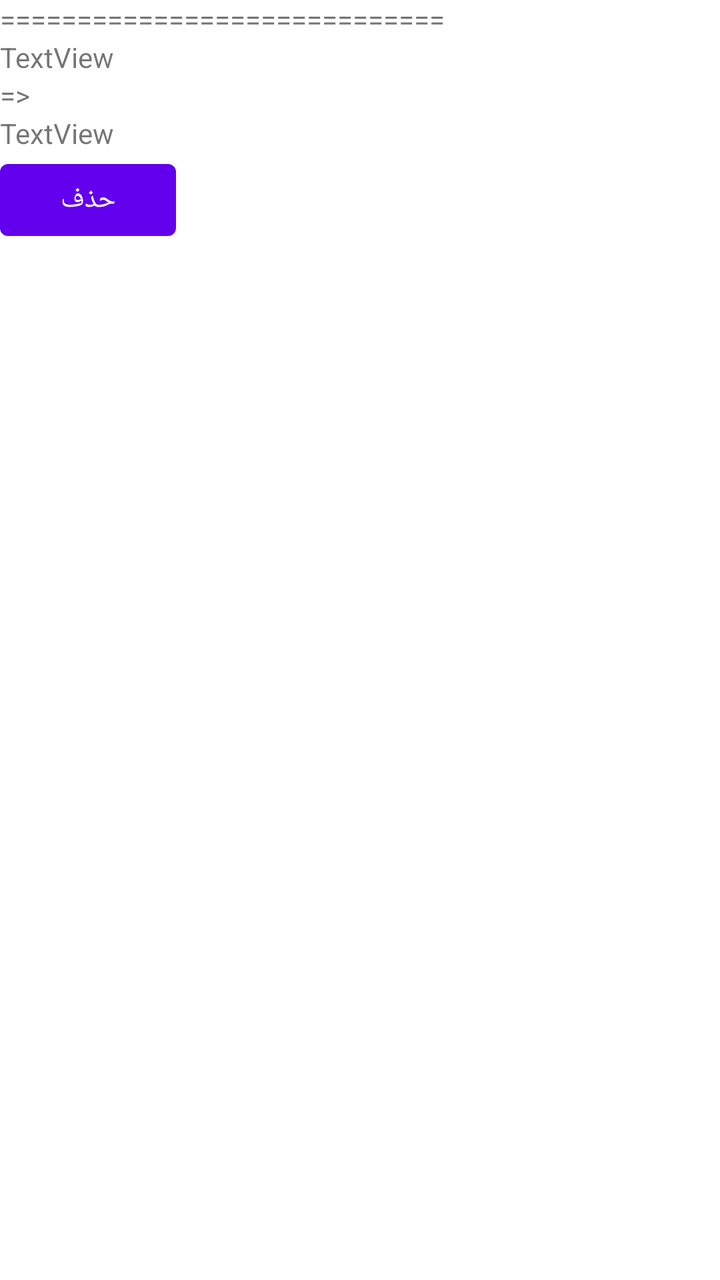
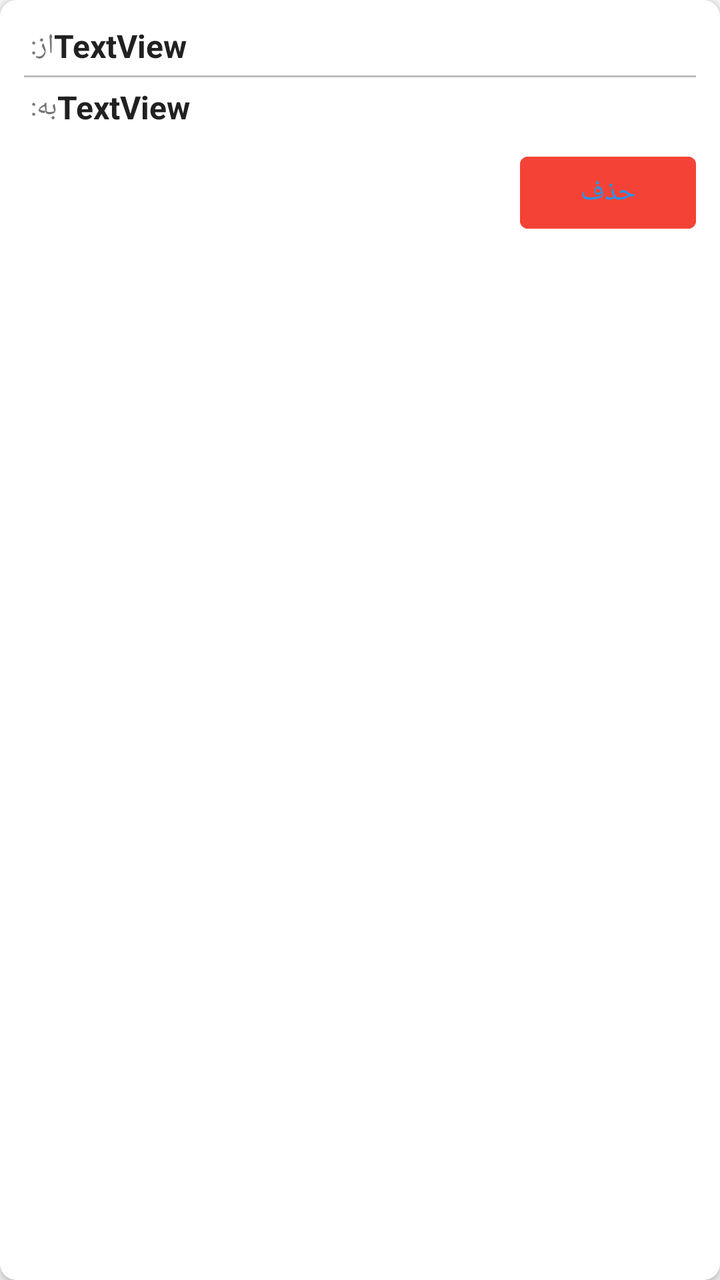

Before-and-after screenshots of an Android layout around one commit, followed by the original layout XML and the change that was made.
<!-- AndroidManifest.xml: application theme Theme.MessageForwarder -->
<!-- res/layout/simple_list_item.xml -->
<?xml version="1.0" encoding="utf-8"?>
<LinearLayout
    xmlns:android="http://schemas.android.com/apk/res/android"
    xmlns:tools="http://schemas.android.com/tools"
    android:layout_width="fill_parent"
    android:layout_height="fill_parent"
    android:orientation="vertical"
    >


    <TextView
        android:layout_width="wrap_content"
        android:layout_height="wrap_content"
        android:text="============================="
        tools:layout_editor_absoluteX="87dp"
        tools:layout_editor_absoluteY="158dp" />

    <TextView
        android:id="@+id/tvFrom"
        android:layout_width="wrap_content"
        android:layout_height="wrap_content"
        android:text="TextView"
        tools:layout_editor_absoluteX="87dp"
        tools:layout_editor_absoluteY="158dp" />

    <TextView
        android:layout_width="wrap_content"
        android:layout_height="wrap_content"
        android:text="=>"
        tools:layout_editor_absoluteX="87dp"
        tools:layout_editor_absoluteY="158dp" />

    <TextView
        android:id="@+id/tvTo"
        android:layout_width="wrap_content"
        android:layout_height="wrap_content"
        android:text="TextView"
        tools:layout_editor_absoluteX="87dp"
        tools:layout_editor_absoluteY="158dp" />

    <Button
        android:id="@+id/btnRemoveItem"
        android:layout_width="wrap_content"
        android:layout_height="wrap_content"
        android:text="حذف" />
</LinearLayout>
<!-- resources referenced by this layout -->
<resources>
  <style name="Theme.MessageForwarder" parent="Theme.MaterialComponents.DayNight.DarkActionBar">
          
          <item name="colorPrimary">@color/purple_500</item>
          <item name="colorPrimaryVariant">@color/purple_700</item>
          <item name="colorOnPrimary">@color/white</item>
          
          <item name="colorSecondary">@color/teal_200</item>
          <item name="colorSecondaryVariant">@color/teal_700</item>
          <item name="colorOnSecondary">@color/black</item>
          
          <item name="android:statusBarColor" tools:targetApi="l">?attr/colorPrimaryVariant</item>
          
      </style>
  <color name="purple_500">#FF6200EE</color>
  <color name="purple_700">#FF3700B3</color>
  <color name="white">#FFFFFFFF</color>
  <color name="teal_200">#FF03DAC5</color>
  <color name="teal_700">#FF018786</color>
  <color name="black">#FF000000</color>
</resources>

<!-- the commit's change to res/layout/simple_list_item.xml (unified diff, before → after) -->
@@ -1,46 +1,86 @@
 <?xml version="1.0" encoding="utf-8"?>
-<LinearLayout
+<com.google.android.material.card.MaterialCardView
     xmlns:android="http://schemas.android.com/apk/res/android"
     xmlns:tools="http://schemas.android.com/tools"
-    android:layout_width="fill_parent"
-    android:layout_height="fill_parent"
-    android:orientation="vertical"
-    >
+    xmlns:app="http://schemas.android.com/apk/res-auto"
+    android:layout_width="match_parent"
+    android:layout_height="wrap_content"
+    android:layout_margin="4dp"
+    app:cardElevation="2dp"
+    app:cardCornerRadius="8dp">
 
+    <LinearLayout
+        android:layout_width="match_parent"
+        android:layout_height="wrap_content"
+        android:orientation="vertical"
+        android:padding="12dp">
 
-    <TextView
-        android:layout_width="wrap_content"
-        android:layout_height="wrap_content"
-        android:text="============================="
-        tools:layout_editor_absoluteX="87dp"
-        tools:layout_editor_absoluteY="158dp" />
+        <LinearLayout
+            android:layout_width="match_parent"
+            android:layout_height="wrap_content"
+            android:orientation="horizontal"
+            android:gravity="center_vertical">
 
-    <TextView
-        android:id="@+id/tvFrom"
-        android:layout_width="wrap_content"
-        android:layout_height="wrap_content"
-        android:text="TextView"
-        tools:layout_editor_absoluteX="87dp"
-        tools:layout_editor_absoluteY="158dp" />
+            <TextView
+                android:layout_width="wrap_content"
+                android:layout_height="wrap_content"
+                android:text="از: "
+                android:textSize="14sp"
+                android:textColor="@color/text_light"/>
 
-    <TextView
-        android:layout_width="wrap_content"
-        android:layout_height="wrap_content"
-        android:text="=>"
-        tools:layout_editor_absoluteX="87dp"
-        tools:layout_editor_absoluteY="158dp" />
+            <TextView
+                android:id="@+id/tvFrom"
+                android:layout_width="0dp"
+                android:layout_height="wrap_content"
+                android:layout_weight="1"
+                android:text="TextView"
+                android:textSize="16sp"
+                android:textStyle="bold"
+                android:textColor="@color/text_dark"/>
 
-    <TextView
-        android:id="@+id/tvTo"
-        android:layout_width="wrap_content"
-        android:layout_height="wrap_content"
-        android:text="TextView"
-        tools:layout_editor_absoluteX="87dp"
-        tools:layout_editor_absoluteY="158dp" />
+        </LinearLayout>
 
-    <Button
-        android:id="@+id/btnRemoveItem"
-        android:layout_width="wrap_content"
-        android:layout_height="wrap_content"
-        android:text="حذف" />
-</LinearLayout>
+        <View
+            android:layout_width="match_parent"
+            android:layout_height="1dp"
+            android:layout_marginTop="4dp"
+            android:layout_marginBottom="4dp"
+            android:background="@color/divider"/>
+
+        <LinearLayout
+            android:layout_width="match_parent"
+            android:layout_height="wrap_content"
+            android:orientation="horizontal"
+            android:gravity="center_vertical">
+
+            <TextView
+                android:layout_width="wrap_content"
+                android:layout_height="wrap_content"
+                android:text="به: "
+                android:textSize="14sp"
+                android:textColor="@color/text_light"/>
+
+            <TextView
+                android:id="@+id/tvTo"
+                android:layout_width="0dp"
+                android:layout_height="wrap_content"
+                android:layout_weight="1"
+                android:text="TextView"
+                android:textSize="16sp"
+                android:textStyle="bold"
+                android:textColor="@color/text_dark"/>
+
+        </LinearLayout>
+
+        <Button
+            android:id="@+id/btnRemoveItem"
+            android:layout_width="wrap_content"
+            android:layout_height="wrap_content"
+            android:layout_gravity="end"
+            android:layout_marginTop="8dp"
+            android:text="حذف"
+            android:textSize="14sp"
+            android:backgroundTint="@color/delete_red"
+            style="@style/Widget.MaterialComponents.Button.TextButton"/>
+    </LinearLayout>
+</com.google.android.material.card.MaterialCardView>
<!-- resource entries referenced after the edit -->
@@ -1,23 +1,27 @@
 <!-- resources referenced by this layout -->
 <resources>
+  <color name="delete_red">#F44336</color>
+  <color name="divider">#BDBDBD</color>
+  <color name="text_dark">#212121</color>
+  <color name="text_light">#757575</color>
   <style name="Theme.MessageForwarder" parent="Theme.MaterialComponents.DayNight.DarkActionBar">
           
-          <item name="colorPrimary">@color/purple_500</item>
-          <item name="colorPrimaryVariant">@color/purple_700</item>
+          <item name="colorPrimary">@color/primary_blue</item>
+          <item name="colorPrimaryVariant">@color/primary_blue_dark</item>
           <item name="colorOnPrimary">@color/white</item>
           
-          <item name="colorSecondary">@color/teal_200</item>
-          <item name="colorSecondaryVariant">@color/teal_700</item>
-          <item name="colorOnSecondary">@color/black</item>
+          <item name="colorSecondary">@color/accent_green</item>
+          <item name="colorSecondaryVariant">@color/accent_green</item>
+          <item name="colorOnSecondary">@color/white</item>
           
           <item name="android:statusBarColor" tools:targetApi="l">?attr/colorPrimaryVariant</item>
           
+          <item name="android:windowBackground">@color/background_light</item>
       </style>
-  <color name="purple_500">#FF6200EE</color>
-  <color name="purple_700">#FF3700B3</color>
+  <color name="primary_blue">#2196F3</color>
+  <color name="primary_blue_dark">#1976D2</color>
   <color name="white">#FFFFFFFF</color>
-  <color name="teal_200">#FF03DAC5</color>
-  <color name="teal_700">#FF018786</color>
-  <color name="black">#FF000000</color>
+  <color name="accent_green">#4CAF50</color>
+  <color name="background_light">#F5F5F5</color>
 </resources>
 
